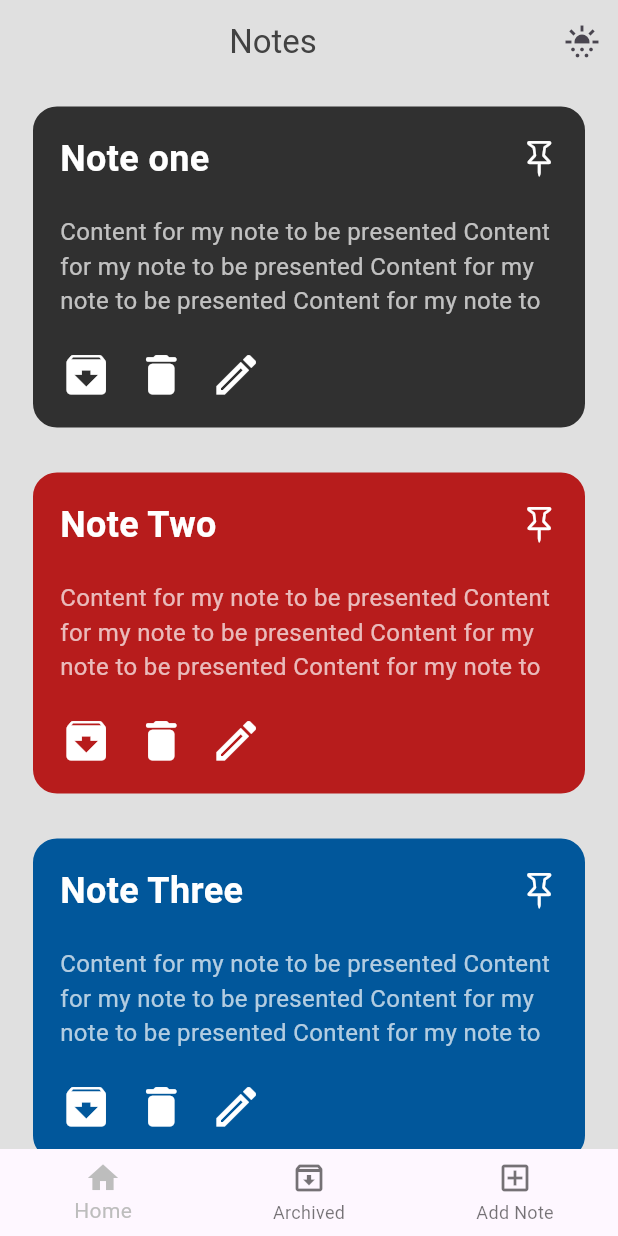
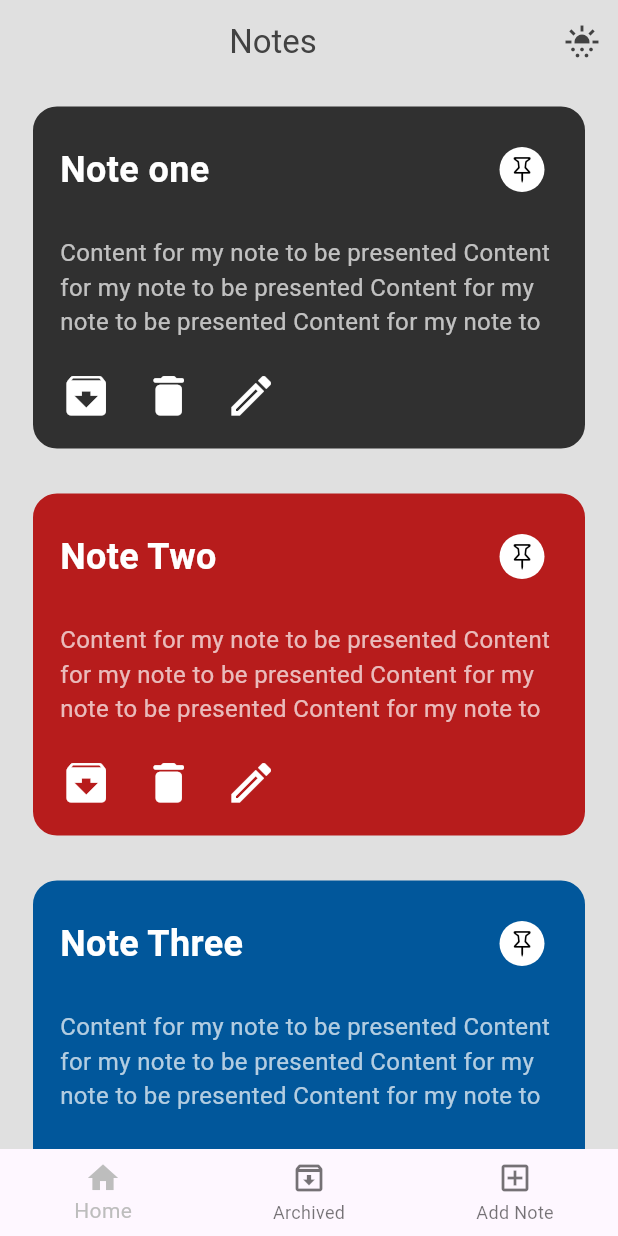
Before and after one commit to mahmoudnader150/notes_app, a Flutter app: the screen it shows after launch, after a tap on the "sunny snowing" icon, on a phone screen of 412 x 824 dp. Run offline on Flutter 3.47's test engine with Material 3 defaults, Android fonts, the phone set to English and light mode, and no system bars; our stand-ins replace bloc, flutter_bloc.

Commit message:
Implement Pin functionality

```diff
--- a/front_end/lib/Cubit/states.dart
+++ b/front_end/lib/Cubit/states.dart
@@ -4,3 +4,5 @@ class NoteInitialState extends NoteStates{}
 class NoteBottomNavState extends NoteStates{}
 class NoteChangeBottomNavBarState extends NoteStates{}
 class NoteChangeModeState extends NoteStates{}
+class NoteSortNotesState extends NoteStates{}
+class NoteChangePinState extends NoteStates{}
--- a/front_end/lib/Layouts/main_screen.dart
+++ b/front_end/lib/Layouts/main_screen.dart
@@ -20,7 +20,7 @@ class MainScreen extends StatelessWidget {
               actions: [
                 IconButton(onPressed: (){
                   NoteCubit.get(context).changeAppMode();
-                }, icon: Icon(Icons.sunny_snowing))
+                }, icon: Icon(Icons.sunny_snowing,color:Colors.grey[800] ,))
               ],
               title:  Center(child: Text(cubit.titles[cubit.currentIndex],style: TextStyle(color: Colors.grey[800]),)),
               elevation: 0.0,
--- a/front_end/lib/Layouts/show_notes_screen.dart
+++ b/front_end/lib/Layouts/show_notes_screen.dart
@@ -101,7 +101,23 @@ Widget buildNoteItem(Note model,context,int index){
                      style: TextStyle(fontSize: 24,fontWeight: FontWeight.bold,color: Colors.white),
                    ),
                    Spacer(),
-                   Icon(CupertinoIcons.pin,size: 25,color: Colors.white,)
+                   IconButton(
+                     onPressed: (){
+                       NoteCubit.get(context).changePin(model);
+                     },
+                     icon:CircleAvatar(
+                       radius: 15.0,
+                       backgroundColor:
+                       (model.pinned)?Colors.grey[800]:Colors.white,
+                       child: Icon(
+                         CupertinoIcons.pin,
+                         size: 18.0,
+                         color:   (model.pinned)?Colors.white:Colors.black,
+                       )
+                     ),
+                     iconSize: 25,
+                     color: Colors.white,
+                   )
                  ],
                ),
                SizedBox(height: 20,),
@@ -114,9 +130,9 @@ Widget buildNoteItem(Note model,context,int index){
                Row(
                  children: [
                    Icon(Icons.archive,size: 35,color: Colors.white,),
-                   SizedBox(width: 15,),
+                   SizedBox(width: 20,),
                    Icon(Icons.delete_rounded,size: 35,color: Colors.white,),
-                   SizedBox(width: 15,),
+                   SizedBox(width: 20,),
                    Icon(Icons.edit_outlined,size: 35,color: Colors.white,),
                  ],
                )
```
Also changed, not shown: front_end/lib/Cubit/cubit.dart (+19 -1 lines).
